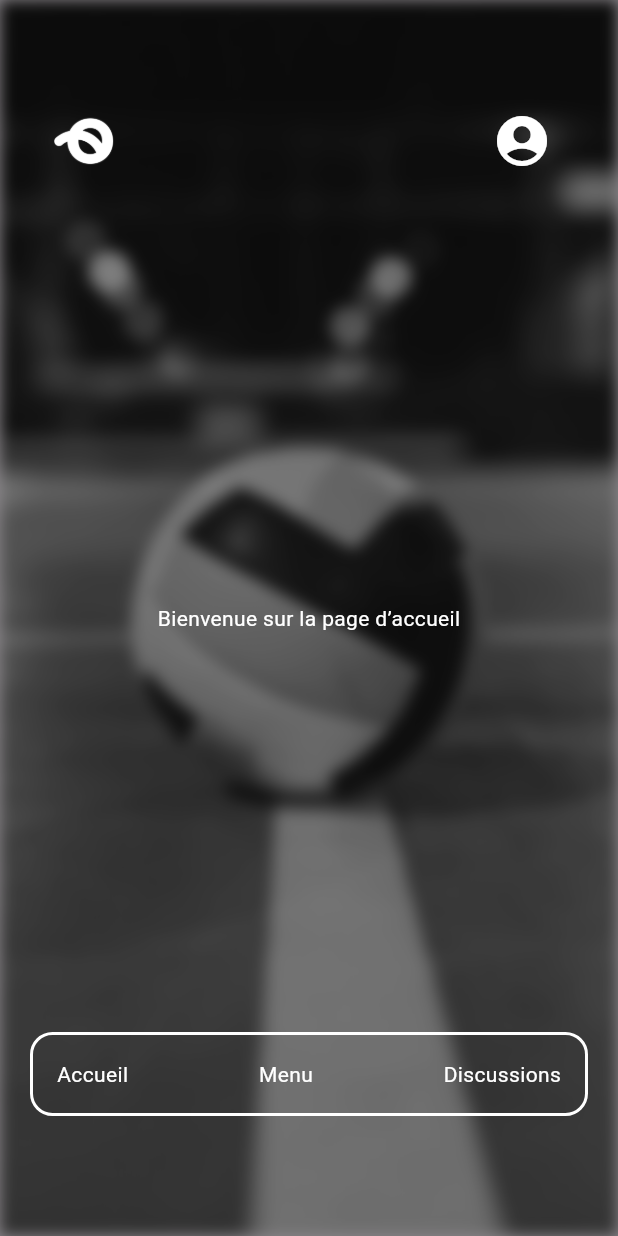
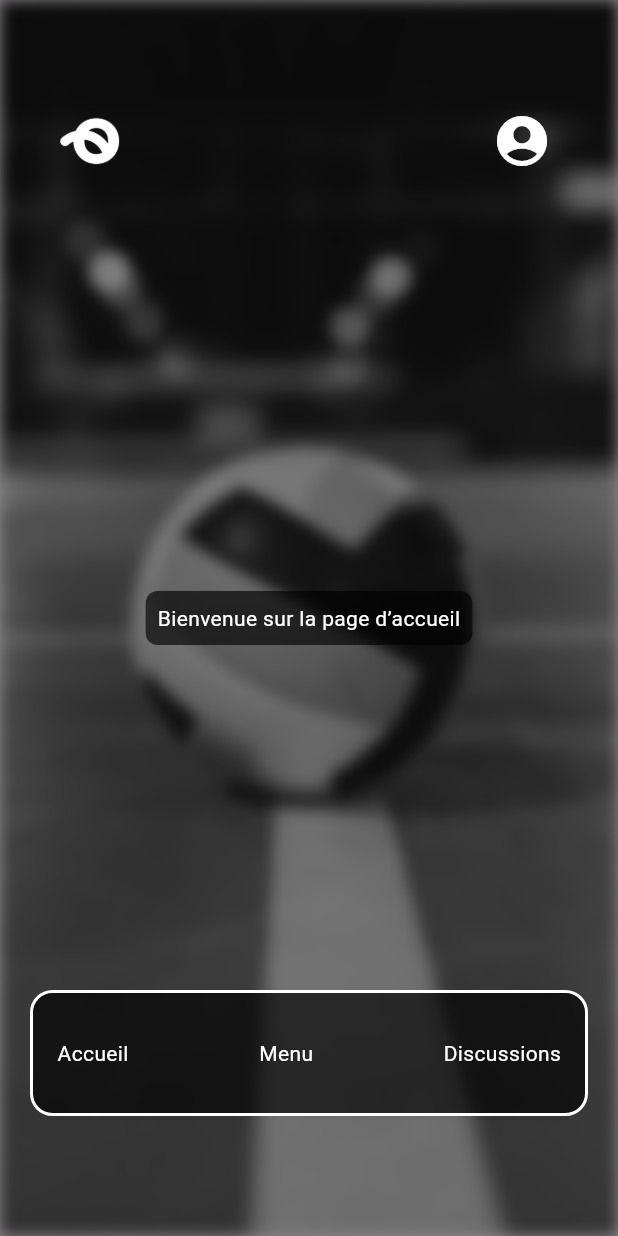
Before and after one commit to TheGamerFarmer/rekor, a Flutter app: the screen it shows after launch, on a phone screen of 412 x 824 dp. Run offline on Flutter 3.47's test engine with Material 3 defaults, Android fonts, the light colour scheme and no system bars.

Commit message:
fix tests widgets et d'accessibilité

```diff
--- a/frontend-app/lib/mobile_pages/home_page.dart
+++ b/frontend-app/lib/mobile_pages/home_page.dart
@@ -14,10 +14,17 @@ class MyHomePageState extends State<MyHomePage> {
   @override
   Widget build(BuildContext context) {
     return MainLayout(
-      child: const Center(
-        child: Text(
-          'Bienvenue sur la page d’accueil',
-          style: TextStyle(color: Colors.white),
+      child: Center(
+        child: Container(
+          padding: const EdgeInsets.all(8),
+          decoration: BoxDecoration(
+            color: Colors.black.withValues(alpha: 0.65),
+            borderRadius: BorderRadius.circular(8),
+          ),
+          child: const Text(
+            'Bienvenue sur la page d’accueil',
+            style: TextStyle(color: Colors.white),
+          ),
         ),
       ),
     );
--- a/frontend-app/lib/widgets/app_footer.dart
+++ b/frontend-app/lib/widgets/app_footer.dart
@@ -12,6 +12,7 @@ class AppFooter extends StatelessWidget{
     return Container(
       padding: const EdgeInsets.all(16),
       decoration: BoxDecoration(
+        color: Colors.black.withValues(alpha: 0.65),
         border: Border.all(
           color: Colors.white,
           width: 2,
@@ -22,40 +23,30 @@ class AppFooter extends StatelessWidget{
         mainAxisAlignment: MainAxisAlignment.spaceBetween,
         // Les 3 boutons (Accueil, Menu, Discussions)
         children: [
-          InkWell(
+          //Accueil
+          _buildFooterButton(
+            label: 'Accueil',
             onTap: () {
               Navigator.push(
                 context,
                 MaterialPageRoute(
-                  builder: (context) => const MyHomePage(title: 'Accueil'),
+                  builder: (context) =>
+                  const MyHomePage(title: 'Accueil'),
                 ),
               );
             },
-            child: const Text(
-              'Accueil',
-              style: TextStyle(color: Colors.white),
-            ),
           ),
-          InkWell(
+          // Bouton Menu
+          _buildFooterButton(
+            label: 'Menu',
             onTap: onMenuTap,
-            child: const Text(
-              'Menu',
-              style: TextStyle(color: Colors.white),
-            ),
           ),
-          InkWell(
+          // Bouton Discussions
+          _buildFooterButton(
+            label: 'Discussions',
             onTap: () {
-              /*Navigator.push(
-                context,
-                MaterialPageRoute(
-                  builder: (context) => const MyHomePage(title: 'Discussions'),
-                ),
-              );*/
+              // Navigation vers discussions à ajouter
             },
-            child: const Text(
-              'Discussions',
-              style: TextStyle(color: Colors.white),
-            ),
           ),
         ],
       ),
@@ -63,3 +54,36 @@ class AppFooter extends StatelessWidget{
   }
 
 }
+
+Widget _buildFooterButton({
+  required String label,
+  required VoidCallback onTap,
+}) {
+  return Semantics(
+    button: true,
+    label: label,
+    child: ExcludeSemantics(
+      child: Material(
+        color: Colors.transparent,
+        child: InkWell(
+          onTap: onTap,
+          borderRadius: BorderRadius.circular(8),
+          child: ConstrainedBox(
+            constraints: const BoxConstraints(
+              minWidth: 48,
+              minHeight: 48,
+            ),
+            child: Center(
+              child: Text(
+                label,
+                style: const TextStyle(
+                  color: Colors.white,
+                ),
+              ),
+            ),
+          ),
+        ),
+      ),
+    ),
+  );
+}
--- a/frontend-app/lib/widgets/app_header.dart
+++ b/frontend-app/lib/widgets/app_header.dart
@@ -1,10 +1,9 @@
+
 import 'package:flutter/material.dart';
 import 'package:frontend_app/mobile_pages/home_page.dart';
 
-// Header de l'application mobile avec logo et profil
-class AppHeader extends StatelessWidget{
+class AppHeader extends StatelessWidget {
   const AppHeader({super.key});
-
 
   @override
   Widget build(BuildContext context) {
@@ -12,20 +11,38 @@ class AppHeader extends StatelessWidget{
       padding: const EdgeInsets.all(16),
       child: Row(
         mainAxisAlignment: MainAxisAlignment.spaceBetween,
-        // Les 3 boutons (Accueil, Menu, Discussions)
         children: [
-          InkWell(
+          Semantics(
+            button: true,
+            label: 'Accueil',
             onTap: () {
               Navigator.push(
                 context,
                 MaterialPageRoute(
-                  builder: (context) => const MyHomePage(title: 'Accueil'),
+                  builder: (context) =>
+                  const MyHomePage(title: 'Accueil'),
                 ),
               );
             },
-            child : ColorFiltered(colorFilter: const ColorFilter.mode(
+            child: ExcludeSemantics(
+              child: InkWell(
+                onTap: () {
+                  Navigator.push(
+                    context,
+                    MaterialPageRoute(
+                      builder: (context) =>
+                      const MyHomePage(title: 'Accueil'),
+                    ),
+                  );
+                },
+                child: SizedBox(
+                  width: 48,
+                  height: 48,
+                  child: Center(
+                    child: ColorFiltered(
+                      colorFilter: const ColorFilter.mode(
                         Colors.white,
-                BlendMode.srcIn
+                        BlendMode.srcIn,
                       ),
                       child: Image.asset(
                         'public/logo/logomark_noir.png',
@@ -34,26 +51,26 @@ class AppHeader extends StatelessWidget{
                       ),
                     ),
                   ),
-          InkWell(
-            onTap: () {
-              Navigator.push(
-                context,
-                MaterialPageRoute(
-                  builder: (context) => const MyHomePage(title: 'Accueil'),
                 ),
-              );
-            },
-            child: PopupMenuButton<String>(
+              ),
+            ),
+          ),
+
+          PopupMenuButton<String>(
             icon: const Icon(
               Icons.account_circle,
               color: Colors.white,
               size: 40,
             ),
+            constraints: const BoxConstraints(
+              minWidth: 48,
+              minHeight: 48,
+            ),
             onSelected: (value) {
               if (value == 'profil') {
-                  // Lien vers profil détaillé
+                // Lien vers profil détaillé.
               } else if (value == 'deconnexion') {
-                  // Déconnexion et lien vers la page de connexion
+                // Déconnexion.
               }
             },
             itemBuilder: (context) => [
@@ -73,16 +90,14 @@ class AppHeader extends StatelessWidget{
                   children: [
                     Icon(Icons.logout),
                     SizedBox(width: 10),
-                      Text('Deconnexion'),
+                    Text('Déconnexion'),
                   ],
                 ),
               ),
             ],
           ),
-          ),
         ],
       ),
     );
   }
-
 }
```
Also changed, not shown: frontend-app/lib/widgets/app_menu.dart (+13 -75 lines), 2 other files. Lines whose indentation alone changed are shown as unchanged.
